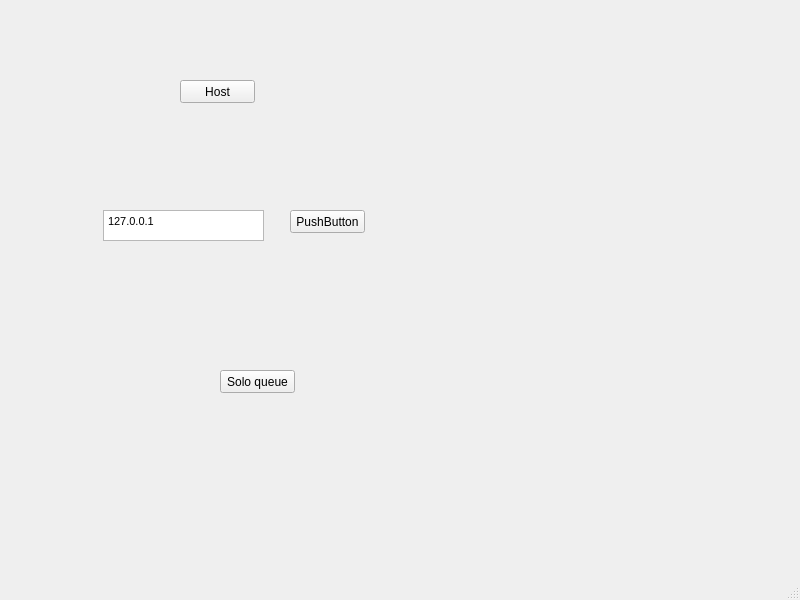
First picture: the form in mainmenu.ui, repository snakamoto/PacmanGame, before the edit.
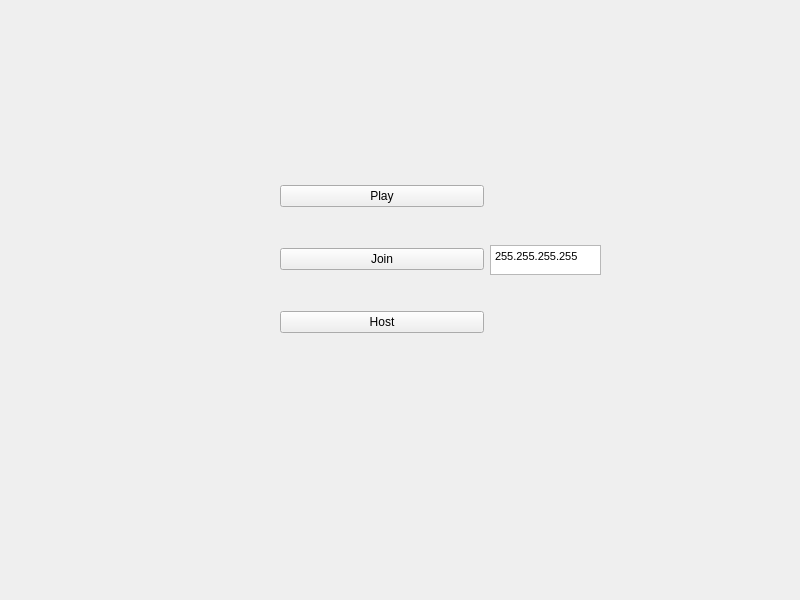
Second picture: the form after the edit.

Patch:
```diff
--- a/mainmenu.ui
+++ b/mainmenu.ui
@@ -14,74 +14,61 @@
    <string>MainWindow</string>
   </property>
   <widget class="QWidget" name="centralwidget">
-   <widget class="QPushButton" name="hostButton">
+   <widget class="QWidget" name="">
     <property name="geometry">
      <rect>
-      <x>180</x>
-      <y>80</y>
-      <width>75</width>
-      <height>23</height>
+      <x>280</x>
+      <y>150</y>
+      <width>321</width>
+      <height>221</height>
      </rect>
     </property>
-    <property name="text">
-     <string>Host</string>
-    </property>
-   </widget>
-   <widget class="QPushButton" name="joinButton">
-    <property name="geometry">
-     <rect>
-      <x>290</x>
-      <y>210</y>
-      <width>75</width>
-      <height>23</height>
-     </rect>
-    </property>
-    <property name="text">
-     <string>PushButton</string>
-    </property>
-   </widget>
-   <widget class="QTextEdit" name="joinText">
-    <property name="geometry">
-     <rect>
-      <x>103</x>
-      <y>210</y>
-      <width>161</width>
-      <height>31</height>
-     </rect>
-    </property>
-    <property name="html">
-     <string>&lt;!DOCTYPE HTML PUBLIC &quot;-//W3C//DTD HTML 4.0//EN&quot; &quot;http://www.w3.org/TR/REC-html40/strict.dtd&quot;&gt;
+    <layout class="QHBoxLayout" name="horizontalLayout">
+     <item>
+      <layout class="QVBoxLayout" name="verticalLayout">
+       <item>
+        <widget class="QPushButton" name="singleplayerButton">
+         <property name="text">
+          <string>Play</string>
+         </property>
+        </widget>
+       </item>
+       <item>
+        <widget class="QPushButton" name="joinButton">
+         <property name="text">
+          <string>Join</string>
+         </property>
+        </widget>
+       </item>
+       <item>
+        <widget class="QPushButton" name="hostButton">
+         <property name="text">
+          <string>Host</string>
+         </property>
+        </widget>
+       </item>
+      </layout>
+     </item>
+     <item>
+      <widget class="QTextEdit" name="joinText">
+       <property name="maximumSize">
+        <size>
+         <width>111</width>
+         <height>30</height>
+        </size>
+       </property>
+       <property name="html">
+        <string>&lt;!DOCTYPE HTML PUBLIC &quot;-//W3C//DTD HTML 4.0//EN&quot; &quot;http://www.w3.org/TR/REC-html40/strict.dtd&quot;&gt;
 &lt;html&gt;&lt;head&gt;&lt;meta name=&quot;qrichtext&quot; content=&quot;1&quot; /&gt;&lt;style type=&quot;text/css&quot;&gt;
 p, li { white-space: pre-wrap; }
 &lt;/style&gt;&lt;/head&gt;&lt;body style=&quot; font-family:'MS Shell Dlg 2'; font-size:8.25pt; font-weight:400; font-style:normal;&quot;&gt;
-&lt;p style=&quot; margin-top:0px; margin-bottom:0px; margin-left:0px; margin-right:0px; -qt-block-indent:0; text-indent:0px;&quot;&gt;&lt;span style=&quot; font-size:8pt;&quot;&gt;127.0.0.1&lt;/span&gt;&lt;/p&gt;&lt;/body&gt;&lt;/html&gt;</string>
-    </property>
+&lt;p style=&quot; margin-top:0px; margin-bottom:0px; margin-left:0px; margin-right:0px; -qt-block-indent:0; text-indent:0px;&quot;&gt;&lt;span style=&quot; font-size:8pt;&quot;&gt;255.255.255.255&lt;/span&gt;&lt;/p&gt;&lt;/body&gt;&lt;/html&gt;</string>
+       </property>
+      </widget>
+     </item>
+    </layout>
    </widget>
-   <widget class="QPushButton" name="singleplayerButton">
-    <property name="geometry">
-     <rect>
-      <x>220</x>
-      <y>370</y>
-      <width>75</width>
-      <height>23</height>
-     </rect>
-    </property>
-    <property name="text">
-     <string>Solo queue</string>
-    </property>
-   </widget>
   </widget>
-  <widget class="QMenuBar" name="menubar">
-   <property name="geometry">
-    <rect>
-     <x>0</x>
-     <y>0</y>
-     <width>800</width>
-     <height>21</height>
-    </rect>
-   </property>
-  </widget>
-  <widget class="QStatusBar" name="statusbar"/>
  </widget>
  <resources/>
  <connections/>
```
